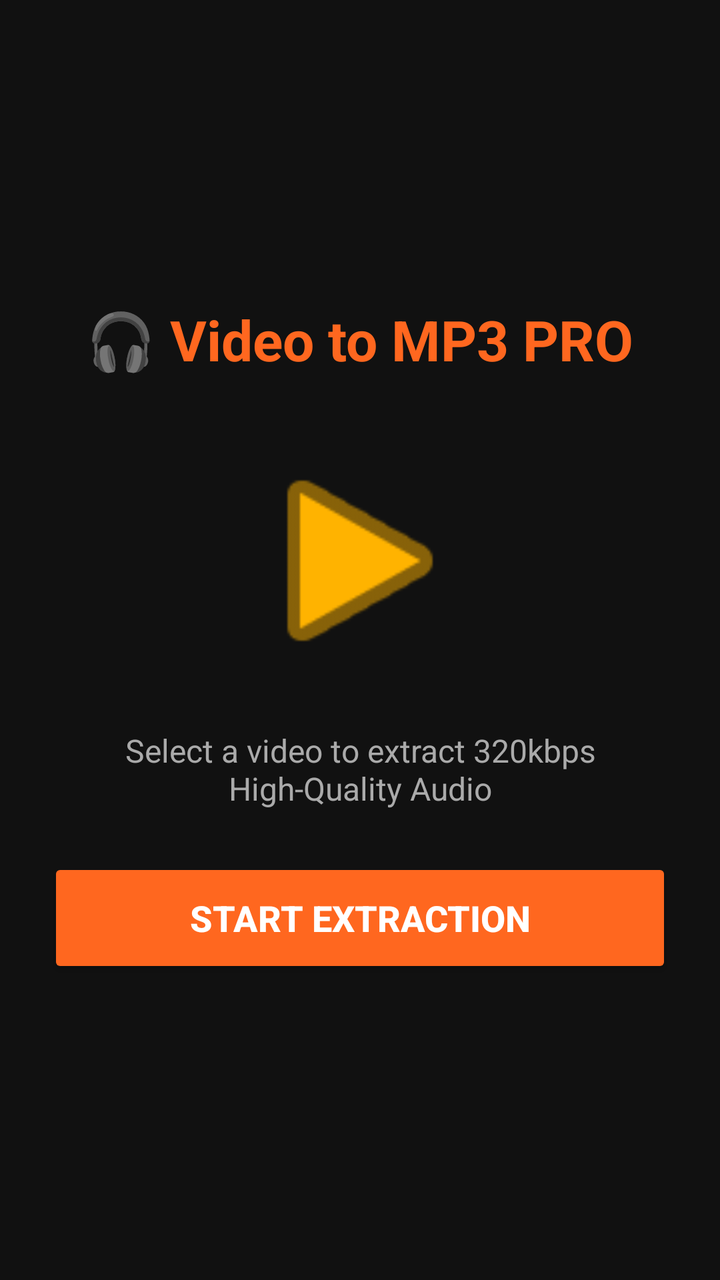
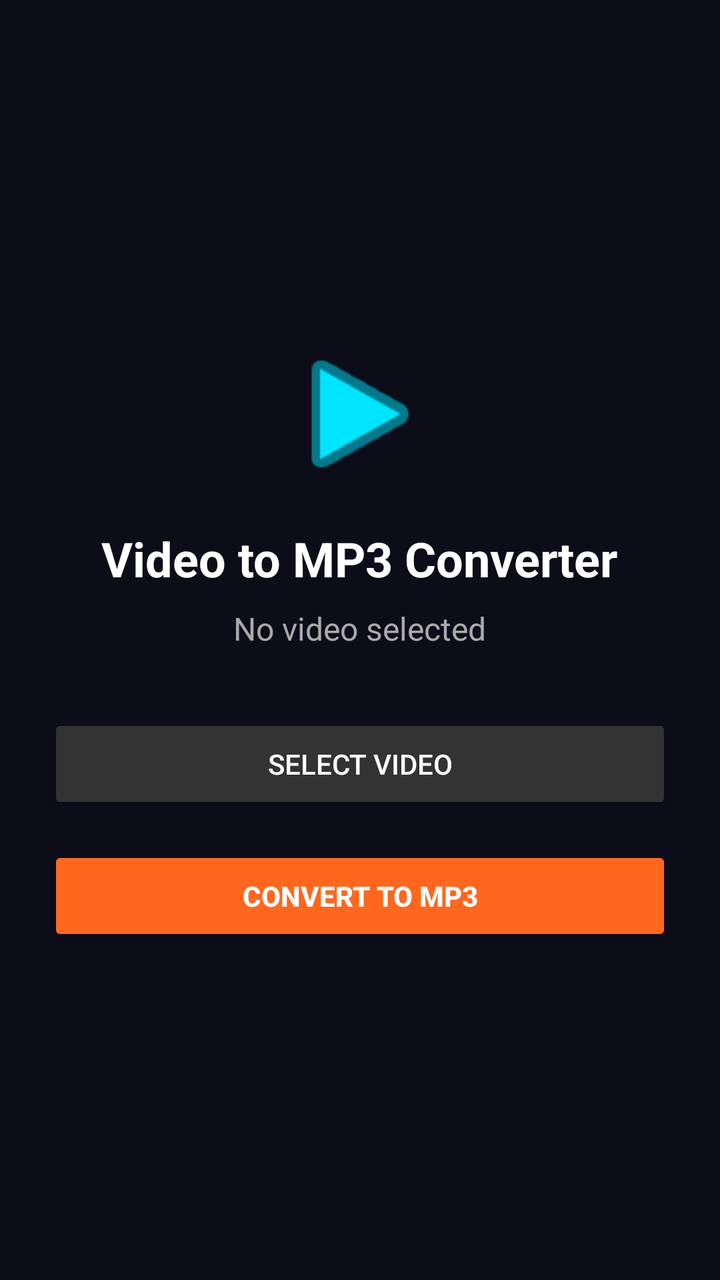

The first picture is an Android layout as it rendered before a commit; the second is the same layout after the commit. The layout source and the unified diff follow.
<!-- AndroidManifest.xml: application theme Theme.AppCompat.DayNight.NoActionBar -->
<!-- res/layout/activity_mp3_converter.xml -->
<?xml version="1.0" encoding="utf-8"?>
<LinearLayout xmlns:android="http://schemas.android.com/apk/res/android"
    android:layout_width="match_parent"
    android:layout_height="match_parent"
    android:background="#111111"
    android:orientation="vertical"
    android:padding="24dp"
    android:gravity="center">

    <TextView
        android:layout_width="wrap_content"
        android:layout_height="wrap_content"
        android:text="🎧 Video to MP3 PRO"
        android:textColor="#FF671F"
        android:textSize="28sp"
        android:textStyle="bold"
        android:layout_marginBottom="32dp"/>

    <ImageView
        android:layout_width="120dp"
        android:layout_height="120dp"
        android:src="@android:drawable/ic_media_play"
        app:tint="#FFB300"
        xmlns:app="http://schemas.android.com/apk/res-auto"
        android:layout_marginBottom="24dp"/>

    <TextView
        android:id="@+id/tvConvertStatus"
        android:layout_width="wrap_content"
        android:layout_height="wrap_content"
        android:text="Select a video to extract 320kbps High-Quality Audio"
        android:textColor="#AAAAAA"
        android:textSize="16sp"
        android:textAlignment="center"
        android:layout_marginBottom="24dp"/>

    <ProgressBar
        android:id="@+id/progressConvert"
        style="?android:attr/progressBarStyleHorizontal"
        android:layout_width="match_parent"
        android:layout_height="8dp"
        android:progressTint="#00E676"
        android:max="100"
        android:progress="0"
        android:layout_marginBottom="32dp"
        android:visibility="gone"/>

    <Button
        android:id="@+id/btnStartConvert"
        android:layout_width="match_parent"
        android:layout_height="60dp"
        android:text="Start Extraction"
        android:textColor="#FFFFFF"
        android:textSize="18sp"
        android:textStyle="bold"
        android:backgroundTint="#FF671F"/>
</LinearLayout>
<!-- resources referenced by this layout -->
<resources>

</resources>

<!-- the commit's change to res/layout/activity_mp3_converter.xml (unified diff, before → after) -->
@@ -2,56 +2,51 @@
 <LinearLayout xmlns:android="http://schemas.android.com/apk/res/android"
     android:layout_width="match_parent"
     android:layout_height="match_parent"
-    android:background="#111111"
+    android:background="#0D0D1A"
     android:orientation="vertical"
     android:padding="24dp"
     android:gravity="center">
 
+    <ImageView
+        android:layout_width="80dp"
+        android:layout_height="80dp"
+        android:src="@android:drawable/ic_media_play"
+        android:tint="#00E5FF"
+        android:layout_marginBottom="16dp"/>
+
     <TextView
         android:layout_width="wrap_content"
         android:layout_height="wrap_content"
-        android:text="🎧 Video to MP3 PRO"
-        android:textColor="#FF671F"
-        android:textSize="28sp"
+        android:text="Video to MP3 Converter"
+        android:textColor="#FFFFFF"
+        android:textSize="24sp"
         android:textStyle="bold"
+        android:layout_marginBottom="8dp"/>
+
+    <TextView
+        android:id="@+id/tvSelectedFile"
+        android:layout_width="wrap_content"
+        android:layout_height="wrap_content"
+        android:text="No video selected"
+        android:textColor="#AAAAAA"
+        android:textSize="16sp"
         android:layout_marginBottom="32dp"/>
 
-    <ImageView
-        android:layout_width="120dp"
-        android:layout_height="120dp"
-        android:src="@android:drawable/ic_media_play"
-        app:tint="#FFB300"
-        xmlns:app="http://schemas.android.com/apk/res-auto"
-        android:layout_marginBottom="24dp"/>
-
-    <TextView
-        android:id="@+id/tvConvertStatus"
-        android:layout_width="wrap_content"
-        android:layout_height="wrap_content"
-        android:text="Select a video to extract 320kbps High-Quality Audio"
-        android:textColor="#AAAAAA"
-        android:textSize="16sp"
-        android:textAlignment="center"
-        android:layout_marginBottom="24dp"/>
-
-    <ProgressBar
-        android:id="@+id/progressConvert"
-        style="?android:attr/progressBarStyleHorizontal"
+    <Button
+        android:id="@+id/btnSelectVideo"
         android:layout_width="match_parent"
-        android:layout_height="8dp"
-        android:progressTint="#00E676"
-        android:max="100"
-        android:progress="0"
-        android:layout_marginBottom="32dp"
-        android:visibility="gone"/>
+        android:layout_height="50dp"
+        android:text="Select Video"
+        android:backgroundTint="#333333"
+        android:textColor="#FFFFFF"
+        android:layout_marginBottom="16dp"/>
 
     <Button
-        android:id="@+id/btnStartConvert"
+        android:id="@+id/btnConvertMp3"
         android:layout_width="match_parent"
-        android:layout_height="60dp"
-        android:text="Start Extraction"
+        android:layout_height="50dp"
+        android:text="CONVERT TO MP3"
+        android:backgroundTint="#FF671F"
         android:textColor="#FFFFFF"
-        android:textSize="18sp"
-        android:textStyle="bold"
-        android:backgroundTint="#FF671F"/>
+        android:textStyle="bold"/>
 </LinearLayout>
